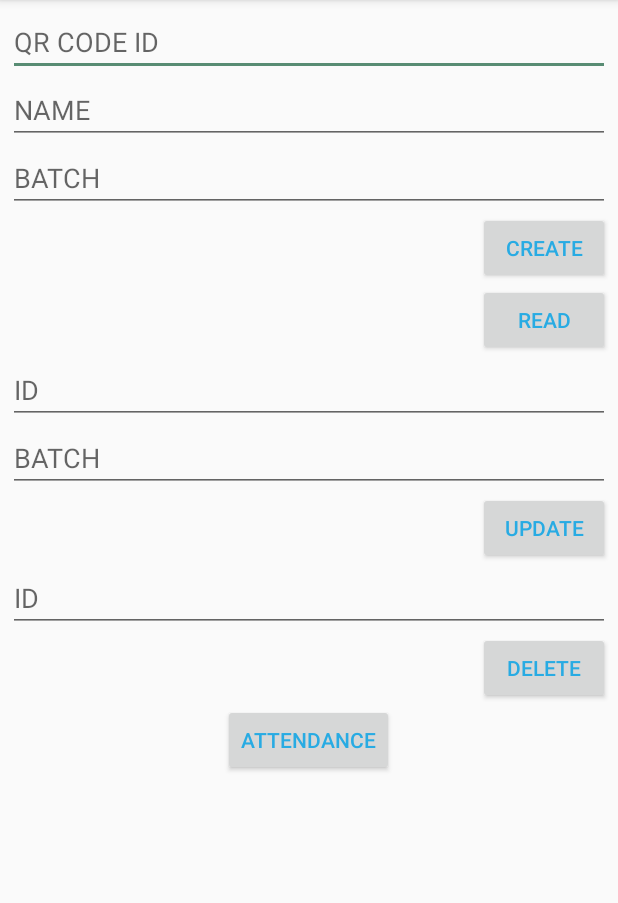
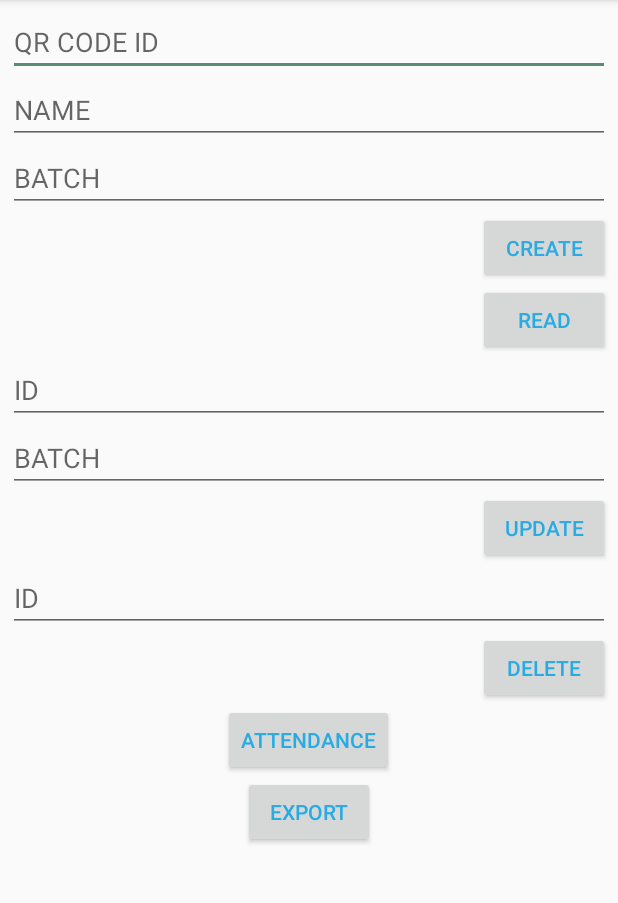
Before and after one commit to ujjwalmaity/SQLiteDataStorage, an Android app: the screen it shows after launch (MainActivity), on a phone screen of 412 x 824 dp, the part 84-987 px from its top. Run offline under Robolectric (Android 15) with nearby library versions, the phone set to English and light mode, and no system bars.

Commit message:
Export DB to external storage

```diff
--- a/app/src/main/AndroidManifest.xml
+++ b/app/src/main/AndroidManifest.xml
@@ -1,6 +1,9 @@
 <?xml version="1.0" encoding="utf-8"?>
 <manifest xmlns:android="http://schemas.android.com/apk/res/android"
     package="dev.ujjwal.sqlitedatastorage">
+
+    <uses-permission android:name="android.permission.READ_EXTERNAL_STORAGE" />
+    <uses-permission android:name="android.permission.WRITE_EXTERNAL_STORAGE" />
 
     <application
         android:allowBackup="true"
--- a/app/src/main/res/layout/activity_main.xml
+++ b/app/src/main/res/layout/activity_main.xml
@@ -106,4 +106,13 @@
         android:layout_centerHorizontal="true"
         android:text="ATTENDANCE"
         android:textColor="@color/colorButton" />
+
+    <Button
+        android:id="@+id/export"
+        android:layout_width="wrap_content"
+        android:layout_height="wrap_content"
+        android:layout_below="@id/attendance"
+        android:layout_centerHorizontal="true"
+        android:text="EXPORT"
+        android:textColor="@color/colorButton" />
 </RelativeLayout>
```
Also changed, not shown: app/src/main/java/dev/ujjwal/sqlitedatastorage/MainActivity.java (+35 -0 lines).
